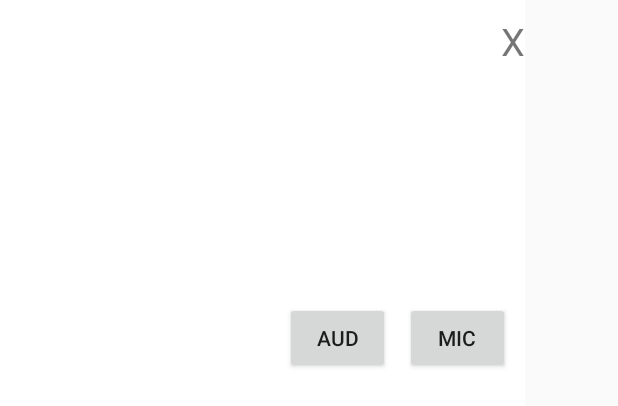
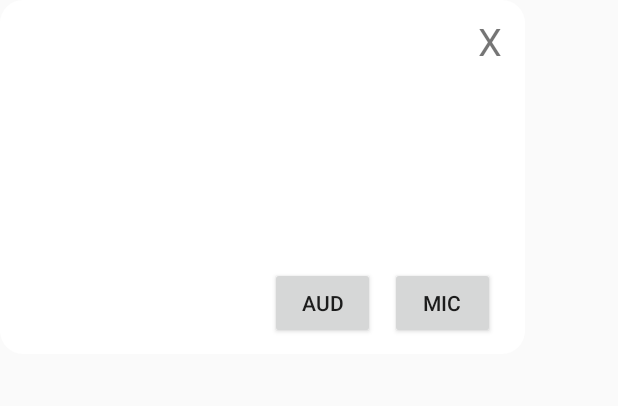
Before and after one commit to hijerry17/speechRecognition_test, an Android app: the layout customdialog.xml on its own in the app's theme, with its tools: preview values and no code run, on a phone screen of 412 x 824 dp. Shown: the top 406 px of the screen. Run offline under Robolectric (Android 15) with nearby library versions, the phone set to English and light mode, and no system bars.

Commit message:
다이얼로그 디자인 수정

```diff
--- /dev/null
+++ b/app/src/main/res/drawable/dialog.xml
@@ -0,0 +1,12 @@
+<?xml version="1.0" encoding="utf-8"?>
+<shape xmlns:android="http://schemas.android.com/apk/res/android"
+    android:padding="10dp"
+    android:shape="rectangle" >
+    <solid android:color="#FFF" />
+    <corners
+        android:bottomLeftRadius="15dp"
+        android:bottomRightRadius="15dp"
+        android:topLeftRadius="15dp"
+        android:topRightRadius="15dp" />
+
+</shape>
--- a/app/src/main/res/layout/customdialog.xml
+++ b/app/src/main/res/layout/customdialog.xml
@@ -2,8 +2,20 @@
 <LinearLayout xmlns:android="http://schemas.android.com/apk/res/android"
     android:layout_width="350dp"
     android:layout_height="match_parent"
-    android:background="#ffffff"
+    android:background="@android:color/transparent"
     xmlns:app="http://schemas.android.com/apk/res-auto"
+    android:orientation="vertical">
+
+    <LinearLayout
+        android:layout_width="match_parent"
+        android:layout_height="wrap_content"
+        android:orientation="vertical"
+        android:background="@drawable/dialog">
+
+        <LinearLayout
+            android:layout_width="match_parent"
+            android:layout_height="wrap_content"
+            android:layout_margin="10dp"
             android:orientation="vertical">
 
             <TextView
@@ -12,17 +24,10 @@
                 android:textSize="25dp"
                 android:text="X"
                 android:background="#ffffff"
-        android:layout_marginTop="10dp"
+                android:layout_marginRight="5dp"
                 android:layout_gravity="right"
                 android:gravity="right"
                 android:id="@+id/btn_cancel" />
-
-    <LinearLayout
-        android:layout_width="match_parent"
-        android:layout_height="wrap_content"
-        android:layout_margin="10dp"
-        android:orientation="vertical">
-
             <TextView
                 android:layout_width="match_parent"
                 android:layout_height="wrap_content"
@@ -32,24 +37,22 @@
             <TextView
                 android:layout_width="match_parent"
                 android:layout_height="wrap_content"
-            android:textSize="20dp"
+                android:textSize="15dp"
                 android:layout_marginTop="10dp"
                 android:id="@+id/tv_eng" />
 
             <TextView
                 android:layout_width="match_parent"
                 android:layout_height="wrap_content"
-            android:textSize="25dp"
+                android:textSize="20dp"
                 android:layout_marginTop="10dp"
                 android:id="@+id/tv_wrong" />
-    </LinearLayout>
-
 
             <LinearLayout
                 android:layout_width="match_parent"
                 android:layout_height="wrap_content"
                 android:orientation="horizontal"
-        android:layout_marginTop="10dp"
+                android:layout_marginTop="20dp"
                 android:gravity="right">
                 <Button
                     android:layout_width="70dp"
@@ -67,3 +70,8 @@
             </LinearLayout>
 
         </LinearLayout>
+
+
+    </LinearLayout>
+
+</LinearLayout>
--- a/app/src/main/res/values/styles.xml
+++ b/app/src/main/res/values/styles.xml
@@ -16,6 +16,9 @@
 
         <item name="windowActionBar">false</item>
         <item name="windowNoTitle">true</item>
+        <item name="android:windowBackground">@android:color/transparent</item>
+        <item name="android:backgroundDimEnabled">true</item>
+
     </style>
 
 </resources>
```
Lines whose indentation alone changed are shown as unchanged.
